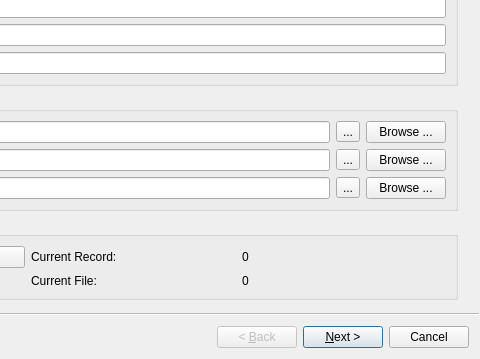
Old version of the form ui/ui_import_data.ui in the repository gltn/stdm; both pictures show x 213 to 693 and y 240 to 599 of the 693 by 599 pixel window.
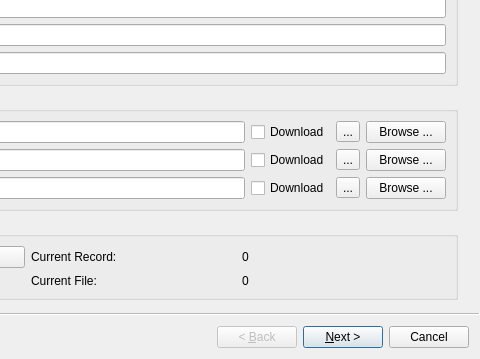
New version of the form. Icons and pictures are not drawn.

Commit message: Added option to choose type of supporting document to download

What changed in the file:
```diff
--- a/ui/ui_import_data.ui
+++ b/ui/ui_import_data.ui
@@ -174,14 +174,14 @@
          </property>
         </widget>
        </item>
-       <item row="1" column="2">
+       <item row="1" column="3">
         <widget class="QToolButton" name="tbSignFolder">
          <property name="text">
           <string>...</string>
          </property>
         </widget>
        </item>
-       <item row="2" column="2">
+       <item row="2" column="3">
         <widget class="QToolButton" name="tbHouseFolder">
          <property name="text">
           <string>...</string>
@@ -191,34 +191,58 @@
        <item row="2" column="1">
         <widget class="QLineEdit" name="edtHouseFolder"/>
        </item>
-       <item row="0" column="2">
-        <widget class="QToolButton" name="tbFamilyFolder">
-         <property name="text">
-          <string>...</string>
-         </property>
-        </widget>
-       </item>
        <item row="0" column="3">
+        <widget class="QToolButton" name="tbFamilyFolder">
+         <property name="text">
+          <string>...</string>
+         </property>
+        </widget>
+       </item>
+       <item row="0" column="4">
         <widget class="QPushButton" name="btnFamilyBrowse">
          <property name="text">
           <string>Browse ...</string>
          </property>
         </widget>
        </item>
-       <item row="1" column="3">
+       <item row="1" column="4">
         <widget class="QPushButton" name="btnSignFolder">
          <property name="text">
           <string>Browse ...</string>
          </property>
         </widget>
        </item>
-       <item row="2" column="3">
+       <item row="2" column="4">
         <widget class="QPushButton" name="btnHouseFolder">
          <property name="text">
           <string>Browse ...</string>
          </property>
         </widget>
        </item>
+       <item row="0" column="2">
+        <widget class="QCheckBox" name="cbFamilyPhoto">
+         <property name="text">
+          <string>Download</string>
+         </property>
+         <property name="checkable">
+          <bool>true</bool>
+         </property>
+        </widget>
+       </item>
+       <item row="1" column="2">
+        <widget class="QCheckBox" name="cbSign">
+         <property name="text">
+          <string>Download</string>
+         </property>
+        </widget>
+       </item>
+       <item row="2" column="2">
+        <widget class="QCheckBox" name="cbHousePhoto">
+         <property name="text">
+          <string>Download</string>
+         </property>
+        </widget>
+       </item>
       </layout>
      </widget>
     </item>
```
The commit also changes 2 other files.
